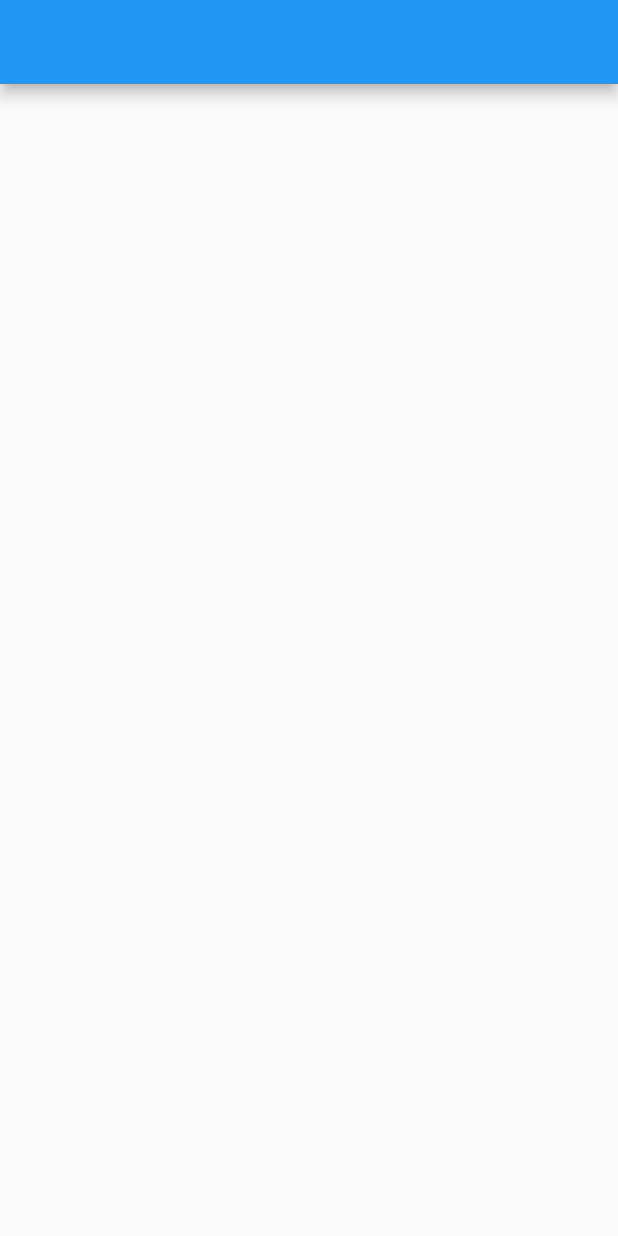
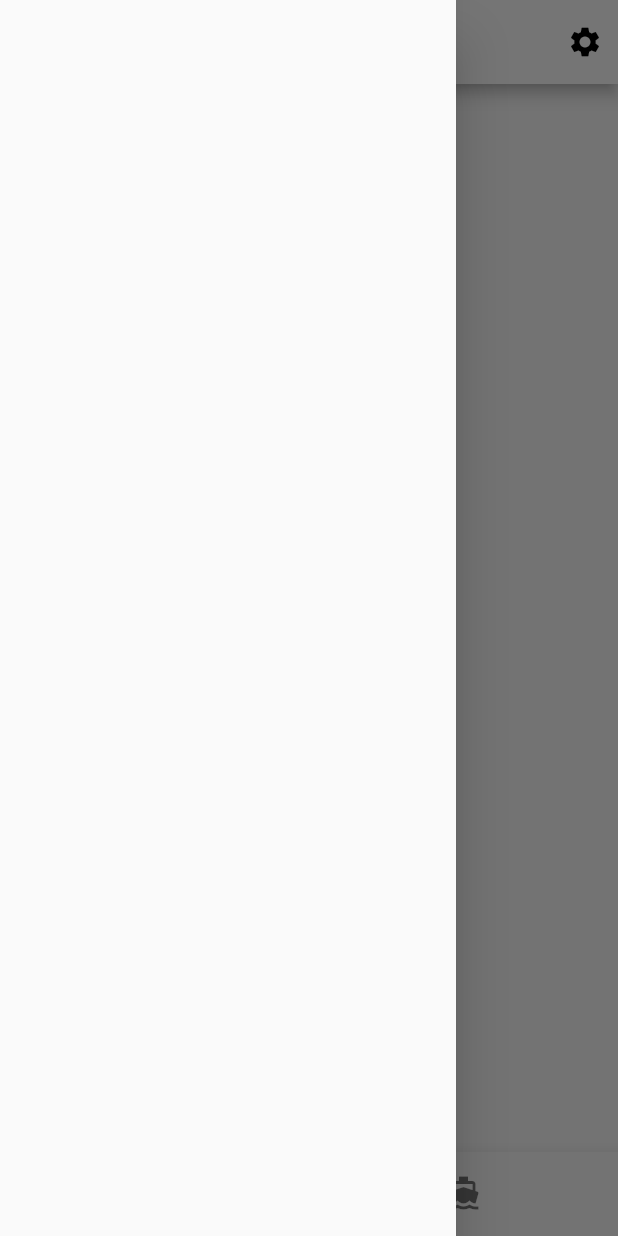
Before and after one commit to Leonard-Dashpoll/ney_flutter, a Flutter app: the screen it shows after launch, with the side drawer open (before the commit the screen has no drawer), on a phone screen of 412 x 824 dp. Run offline on Flutter 3.47's test engine with Material 2 defaults, Android fonts, the phone set to English and light mode, and no system bars.

Commit message:
Top- / BottomNav & ferry.screen.dart

```diff
--- a/lib/main.dart
+++ b/lib/main.dart
@@ -1,4 +1,5 @@
 import 'package:flutter/material.dart';
+import 'package:ney_flutter/screens/home.screen.dart';
 
 void main() {
   runApp(const MyApp());
@@ -12,22 +13,8 @@ class MyApp extends StatelessWidget {
       title: 'Ney',
       initialRoute: '/',
       routes: {
-        '/': (context) => const HomePage()
+        '/': (context) => const HomeScreen()
       },
     );
   }
 }
-
-class HomePage extends StatelessWidget {
-  const HomePage({super.key});
-
-  @override
-  Widget build(BuildContext context) {
-    return Scaffold(
-      appBar: AppBar(
-        title: Text(''),
-      ),
-      body: Center(),
-    );
-  }
-}
--- /dev/null
+++ b/lib/screens/home.screen.dart
@@ -0,0 +1,42 @@
+import 'package:flutter/material.dart';
+
+class HomeScreen extends StatelessWidget {
+  const HomeScreen({super.key});
+
+  @override
+  Widget build(BuildContext context) {
+    return Scaffold(
+      appBar: AppBar(
+        backgroundColor: Colors.white,
+        title: const Text('Norderney', style: TextStyle(color: Colors.black)),
+        iconTheme: const IconThemeData(
+            color: Colors.black
+        ),
+        titleSpacing: 0,
+        actions: [
+          Container(
+              margin: const EdgeInsets.only(right: 10),
+              child: const Icon(Icons.settings)
+          )
+        ],
+      ),
+      drawer: const Drawer(),
+      body: PageView(),
+      bottomNavigationBar: BottomNavigationBar(
+        selectedFontSize: 0,
+        unselectedFontSize: 0,
+        selectedItemColor: Colors.blueAccent,
+        items: const [
+          BottomNavigationBarItem(
+              icon: Icon(Icons.home),
+              label: 'Home'
+          ),
+          BottomNavigationBarItem(
+              icon: Icon(Icons.directions_ferry),
+              label: 'Ferry'
+          )
+        ],
+      ),
+    );
+  }
+}
```
Also changed, not shown: lib/screens/ferry.screen.dart (added).
